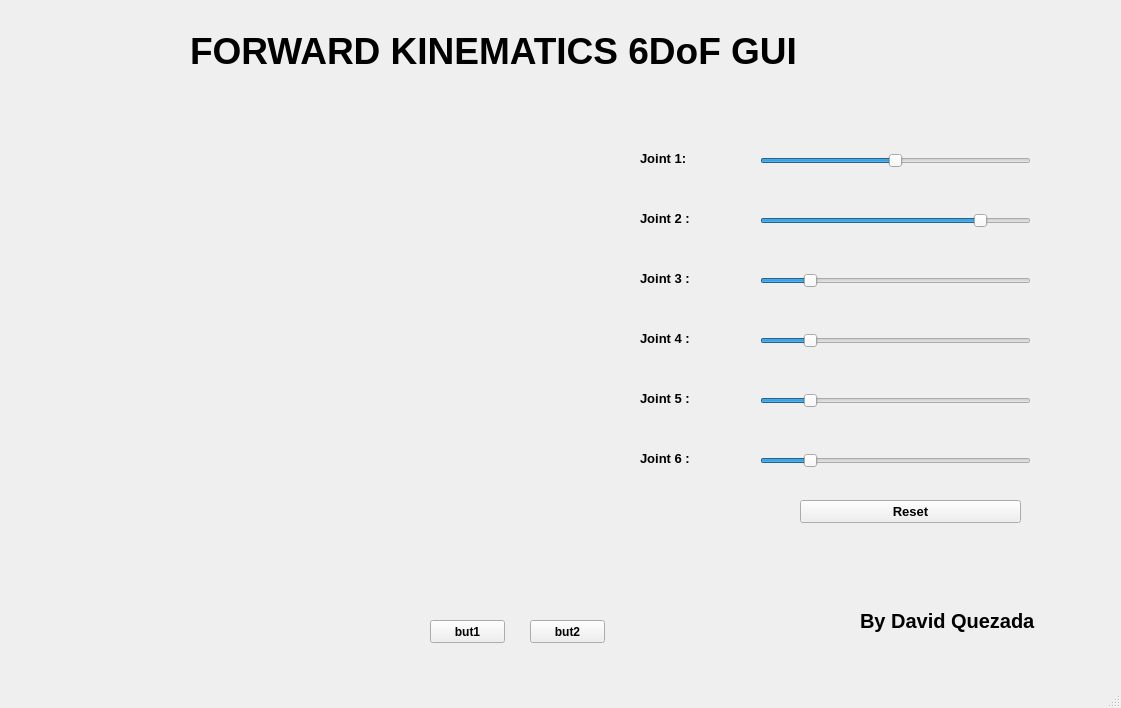
Before: the Qt Designer form gui/fkgui_qt.ui in dqreator/Forward-Kinematics-6DoF-GUI, drawn with Qt 5.
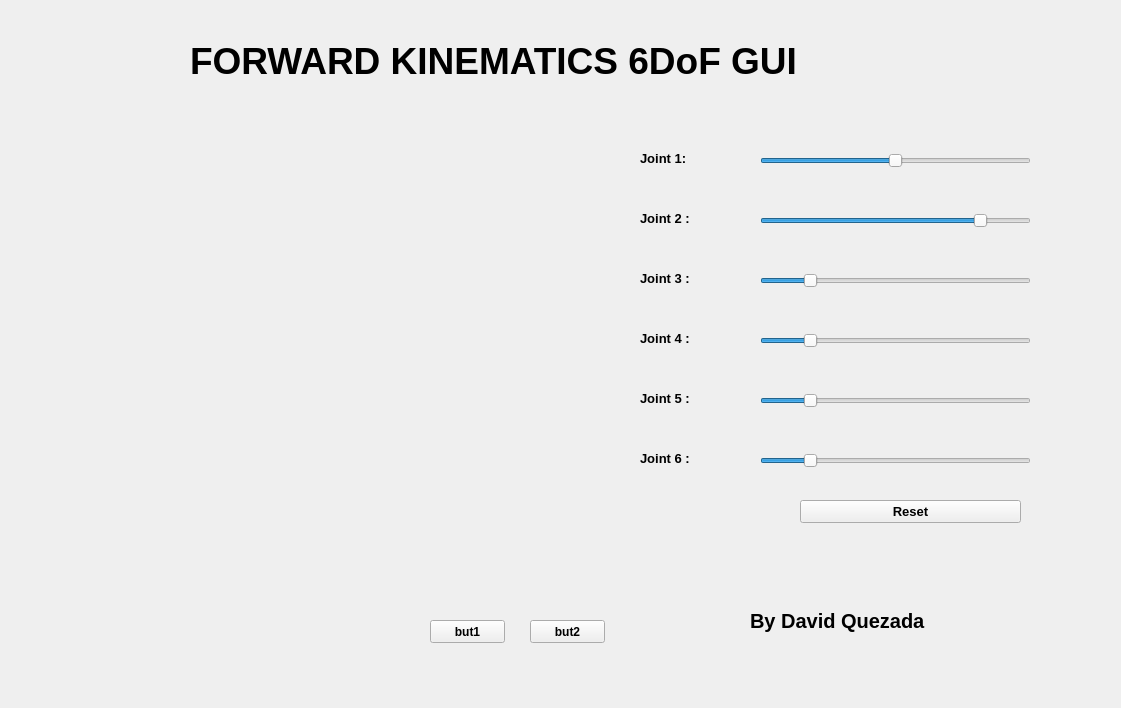
After: the same form once the commit is applied. Custom widgets are drawn as their Qt base class.

```diff
--- a/gui/fkgui_qt.ui
+++ b/gui/fkgui_qt.ui
@@ -60,9 +60,9 @@
    <widget class="QLabel" name="label1">
     <property name="geometry">
      <rect>
-      <x>860</x>
+      <x>750</x>
       <y>600</y>
-      <width>221</width>
+      <width>291</width>
       <height>41</height>
      </rect>
     </property>
@@ -152,7 +152,7 @@
      <rect>
       <x>640</x>
       <y>150</y>
-      <width>78</width>
+      <width>111</width>
       <height>16</height>
      </rect>
     </property>
@@ -173,7 +173,7 @@
      <rect>
       <x>640</x>
       <y>210</y>
-      <width>91</width>
+      <width>111</width>
       <height>16</height>
      </rect>
     </property>
@@ -194,7 +194,7 @@
      <rect>
       <x>640</x>
       <y>270</y>
-      <width>91</width>
+      <width>111</width>
       <height>16</height>
      </rect>
     </property>
@@ -277,7 +277,7 @@
      <rect>
       <x>640</x>
       <y>330</y>
-      <width>91</width>
+      <width>111</width>
       <height>16</height>
      </rect>
     </property>
@@ -342,7 +342,7 @@
      <rect>
       <x>640</x>
       <y>450</y>
-      <width>91</width>
+      <width>111</width>
       <height>16</height>
      </rect>
     </property>
@@ -363,7 +363,7 @@
      <rect>
       <x>640</x>
       <y>390</y>
-      <width>91</width>
+      <width>111</width>
       <height>16</height>
      </rect>
     </property>
@@ -383,7 +383,7 @@
     <property name="geometry">
      <rect>
       <x>190</x>
-      <y>30</y>
+      <y>40</y>
       <width>801</width>
       <height>41</height>
      </rect>
@@ -401,17 +401,6 @@
     </property>
    </widget>
   </widget>
-  <widget class="QMenuBar" name="menubar">
-   <property name="geometry">
-    <rect>
-     <x>0</x>
-     <y>0</y>
-     <width>1121</width>
-     <height>26</height>
-    </rect>
-   </property>
-  </widget>
-  <widget class="QStatusBar" name="statusbar"/>
  </widget>
  <customwidgets>
   <customwidget>
```
Left out of the diff: 3 changed lines with no effect on the pictures.
